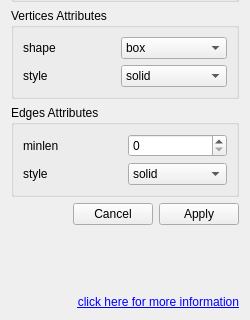
Before: the Qt Designer form ui/graphpage.ui in romeoxbm/depgraphv, drawn with Qt 5; both pictures show x 0 to 250 and y 170 to 490 of the 250 by 490 pixel window.
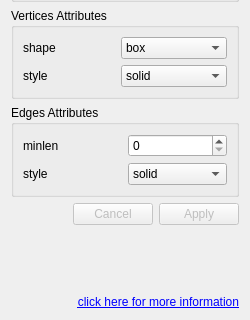
After: the same form once the commit is applied.

Commit message: - Added new Project::applyChanges overload; - Added Project::revertAll; - Removed property sizeAdjustPolicy from settingsdialog.ui (incompatible with Qt4);

What changed in the file:
```diff
--- a/ui/graphpage.ui
+++ b/ui/graphpage.ui
@@ -454,7 +454,7 @@
       <item>
        <widget class="QDialogButtonBox" name="buttonBox">
         <property name="enabled">
-         <bool>true</bool>
+         <bool>false</bool>
         </property>
         <property name="standardButtons">
          <set>QDialogButtonBox::Apply|QDialogButtonBox::Cancel</set>
```
The commit also changes 5 other files.
